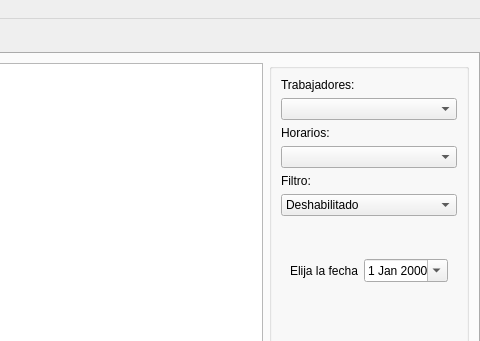
Qt form ui/MainView.ui (linoboss/PyExcel) before a commit; both pictures show x 147 to 627 and y 0 to 341 of the 627 by 531 pixel window.
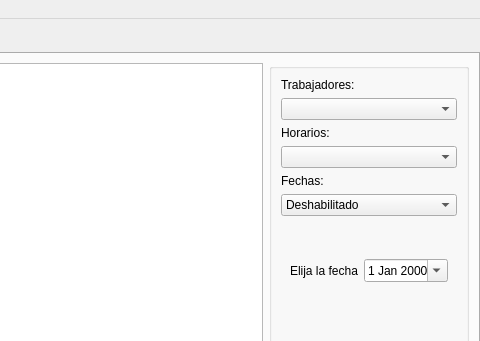
The same form after that commit. The open tabs and pages were chosen to show the change.

```diff
--- a/ui/MainView.ui
+++ b/ui/MainView.ui
@@ -106,7 +106,7 @@
                <item>
                 <widget class="QLabel" name="qdatefilter">
                  <property name="text">
-                  <string>Filtro:</string>
+                  <string>Fechas:</string>
                  </property>
                 </widget>
                </item>
```
Left out of the diff: 4 changed lines with no effect on the pictures.
